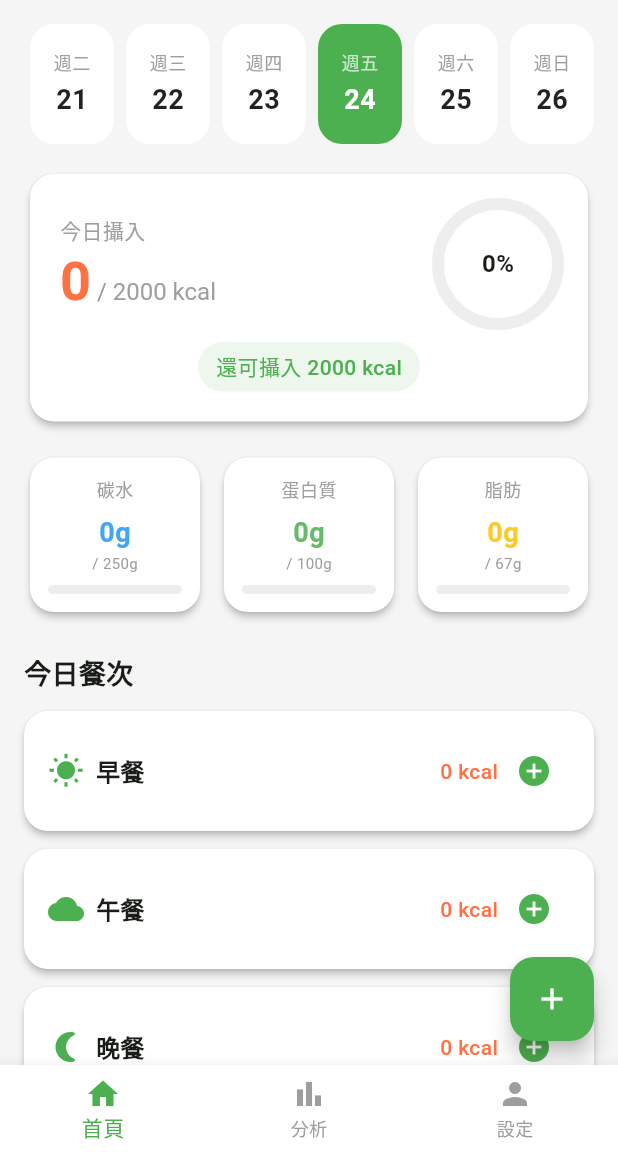
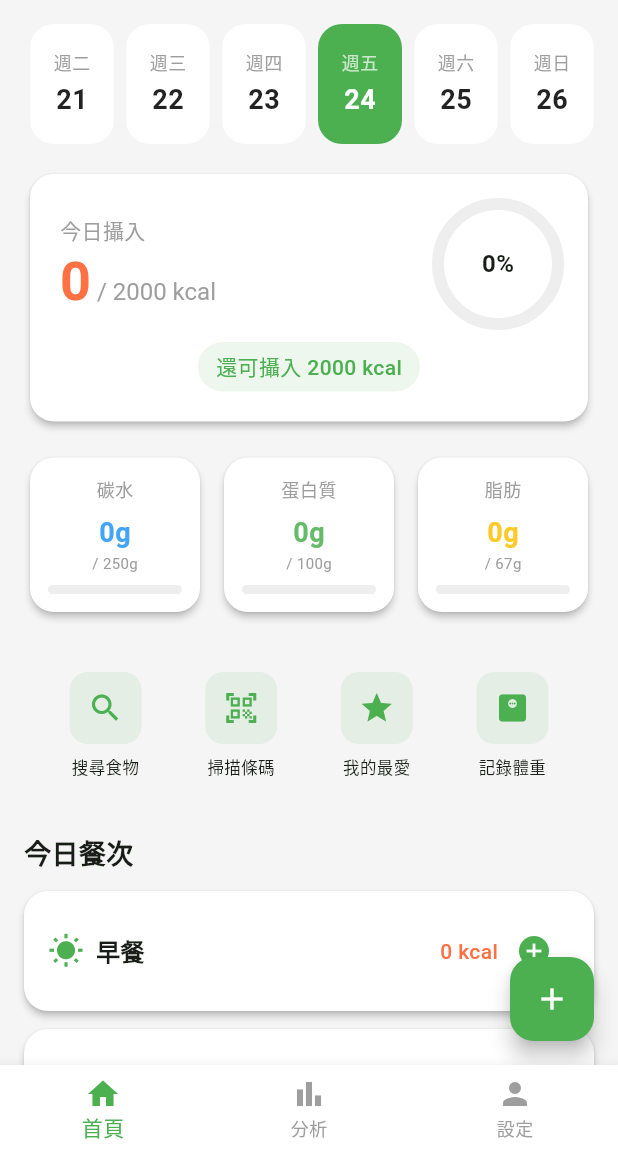
Before and after one commit to yangpeng9572-commits/snail-calorie, a Flutter app: the screen it shows after launch, on a phone screen of 412 x 824 dp, the part 84-1236 px from its top. Run offline on Flutter 3.47's test engine with Material 3 defaults, Android fonts, the phone set to English and light mode, and no system bars; our stand-ins replace fl_chart, flutter_local_notifications, flutter_riverpod, shared_preferences, timezone; missing offline and left inert: mobile_scanner; accounts and stored records are empty.

Commit message:
feat(phase3): Task 12 - 首頁小工具捷徑

```diff
--- a/lib/features/home/home_page.dart
+++ b/lib/features/home/home_page.dart
@@ -106,6 +106,11 @@ class HomePage extends ConsumerWidget {
                 ),
               ],
             ),
+            const SizedBox(height: 24),
+
+            // 快速捷徑
+            _QuickShortcuts(),
+
             const SizedBox(height: 24),
 
             // 餐次列表
@@ -406,6 +411,134 @@ class _MacroProgressCard extends StatelessWidget {
   }
 }
 
+/// 快速捷徑區塊
+class _QuickShortcuts extends ConsumerWidget {
+  @override
+  Widget build(BuildContext context, WidgetRef ref) {
+    return Row(
+      mainAxisAlignment: MainAxisAlignment.spaceEvenly,
+      children: [
+        _ShortcutCard(
+          icon: Icons.search,
+          label: '搜尋食物',
+          onTap: () => Navigator.push(
+            context,
+            MaterialPageRoute(builder: (_) => const SearchPage()),
+          ),
+        ),
+        _ShortcutCard(
+          icon: Icons.qr_code_scanner,
+          label: '掃描條碼',
+          onTap: () => Navigator.push(
+            context,
+            MaterialPageRoute(builder: (_) => const BarcodeScannerPage()),
+          ),
+        ),
+        _ShortcutCard(
+          icon: Icons.star,
+          label: '我的最愛',
+          onTap: () {
+            Navigator.push(
+              context,
+              MaterialPageRoute(builder: (_) => const SearchPage()),
+            );
+          },
+        ),
+        _ShortcutCard(
+          icon: Icons.monitor_weight,
+          label: '記錄體重',
+          onTap: () => _showWeightDialog(context, ref),
+        ),
+      ],
+    );
+  }
+
+  void _showWeightDialog(BuildContext context, WidgetRef ref) {
+    final controller = TextEditingController();
+    showDialog(
+      context: context,
+      builder: (dialogContext) => AlertDialog(
+        title: const Text('記錄體重'),
+        content: TextField(
+          controller: controller,
+          keyboardType: const TextInputType.numberWithOptions(decimal: true),
+          decoration: const InputDecoration(
+            labelText: '體重 (kg)',
+            hintText: '例如：65.5',
+          ),
+          autofocus: true,
+        ),
+        actions: [
+          TextButton(
+            onPressed: () => Navigator.pop(dialogContext),
+            child: const Text('取消'),
+          ),
+          TextButton(
+            onPressed: () {
+              final weight = double.tryParse(controller.text);
+              if (weight != null && weight > 0) {
+                ref.read(dailyLogProvider.notifier).updateWeight(weight);
+                Navigator.pop(dialogContext);
+                ScaffoldMessenger.of(context).showSnackBar(
+                  SnackBar(content: Text('體重 $weight kg 已記錄')),
+                );
+              }
+            },
+            child: const Text('確定'),
+          ),
+        ],
+      ),
+    );
+  }
+}
+
+/// 捷徑卡片
+class _ShortcutCard extends StatelessWidget {
+  final IconData icon;
+  final String label;
+  final VoidCallback onTap;
+
+  const _ShortcutCard({
+    required this.icon,
+    required this.label,
+    required this.onTap,
+  });
+
+  @override
+  Widget build(BuildContext context) {
+    return InkWell(
+      onTap: onTap,
+      borderRadius: BorderRadius.circular(12),
+      child: Container(
+        width: 72,
+        padding: const EdgeInsets.symmetric(vertical: 12),
+        child: Column(
+          mainAxisSize: MainAxisSize.min,
+          children: [
+            Container(
+              width: 48,
+              height: 48,
+              decoration: BoxDecoration(
+                color: AppTheme.primaryColor.withOpacity(0.1),
+                borderRadius: BorderRadius.circular(12),
+              ),
+              child: Icon(icon, color: AppTheme.primaryColor, size: 24),
+            ),
+            const SizedBox(height: 8),
+            Text(
+              label,
+              style: const TextStyle(fontSize: 11),
+              textAlign: TextAlign.center,
+              maxLines: 1,
+              overflow: TextOverflow.ellipsis,
+            ),
+          ],
+        ),
+      ),
+    );
+  }
+}
+
 /// 餐次區塊
 class _MealSection extends StatelessWidget {
   final String mealType;
```
Also changed, not shown: pubspec.yaml (+5 -3 lines), 2 other files.
